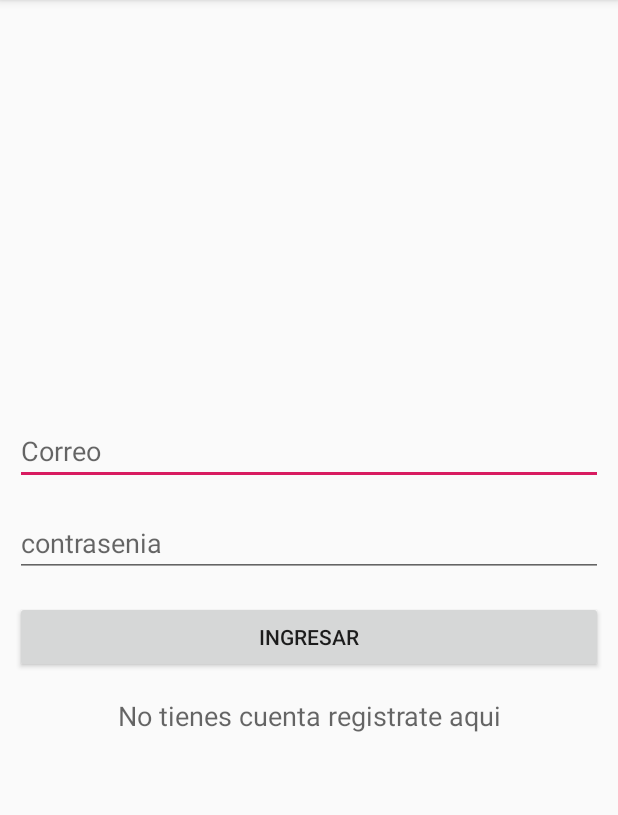
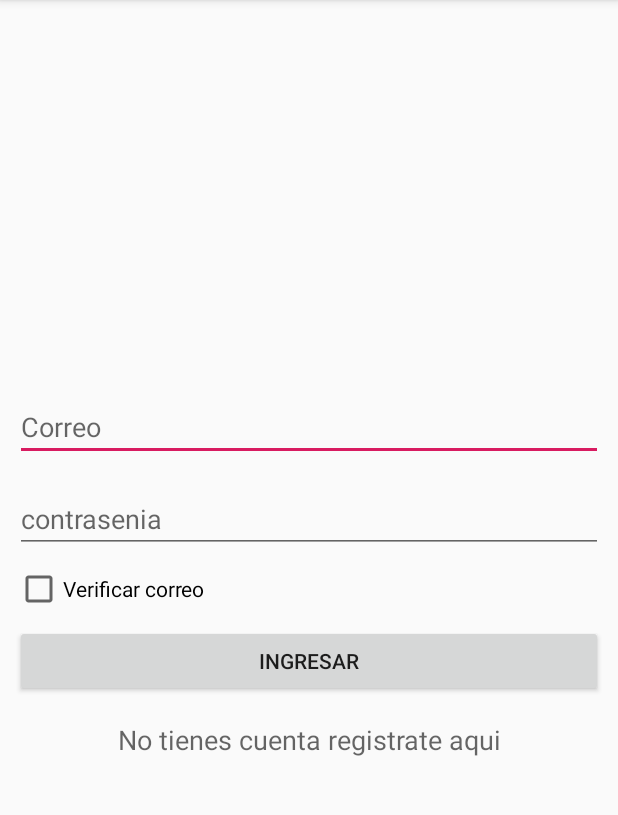
Before and after one commit to Solutione/Rancho, an Android app: the screen it shows after launch (LoginActivity), after a tap on "ACCEDER", on a phone screen of 412 x 824 dp, the part 84-899 px from its top. Run offline under Robolectric (Android 15) with nearby library versions, the phone set to English and light mode, and no system bars; our stand-ins replace Firebase (no records; nobody signed in at launch, a user with empty details on screens opened directly).

Commit message:
Login and save user

```diff
--- a/app/build.gradle
+++ b/app/build.gradle
@@ -30,10 +30,10 @@ dependencies {
     testImplementation 'junit:junit:4.12'
     androidTestImplementation 'androidx.test:runner:1.2.0'
     androidTestImplementation 'androidx.test.espresso:espresso-core:3.2.0'
-    implementation  'com.android.volley:volley:1.1.0'
     implementation 'com.android.support.constraint:constraint-layout:1.0.2'
     testImplementation  'junit:junit:4.12'
     implementation 'com.google.android.material:material:1.0.0'
+    implementation 'com.google.android.gms:play-services-ads:19.0.0'
 
     implementation 'com.google.firebase:firebase-analytics:17.2.2'
     implementation 'com.google.firebase:firebase-auth:19.1.0'
--- a/app/src/main/AndroidManifest.xml
+++ b/app/src/main/AndroidManifest.xml
@@ -13,6 +13,9 @@
         android:usesCleartextTraffic="true"
 
         android:theme="@style/AppTheme">
+        <meta-data
+            android:name="com.google.android.gms.ads.APPLICATION_ID"
+            android:value="ca-app-pub-9987707406222525~4396126883"/>
         <uses-library
             android:name="org.apache.http.legacy"
             android:required="false" />
--- a/app/src/main/java/org/solutione/rancho/InitActivity.java
+++ b/app/src/main/java/org/solutione/rancho/InitActivity.java
@@ -1,22 +1,31 @@
 package org.solutione.rancho;
 
+import android.app.ProgressDialog;
 import android.content.Intent;
 import android.os.Bundle;
 import android.view.View;
 import android.widget.TextView;
+import android.widget.Toast;
 
 import androidx.appcompat.app.AppCompatActivity;
 
 
+import com.google.firebase.auth.FirebaseAuth;
+import com.google.firebase.auth.FirebaseUser;
+
 import java.util.Objects;
 
 public class InitActivity extends AppCompatActivity {
-
+    private FirebaseAuth mAuth;
+    private ProgressDialog pDialog;
     @Override
     protected void onCreate(Bundle savedInstanceState) {
         super.onCreate(savedInstanceState);
         setContentView(R.layout.activity_init);
         Objects.requireNonNull(getSupportActionBar()).hide();
+        pDialog = new ProgressDialog(this);
+        pDialog.setMessage("loading..");
+        mAuth = FirebaseAuth.getInstance();
 
         TextView txtAcceder = (TextView) findViewById(R.id.txtAcceder);
         txtAcceder.setOnClickListener(new View.OnClickListener() {
@@ -24,10 +33,22 @@ public class InitActivity extends AppCompatActivity {
             public void onClick(View view) {
                 Intent intent = new Intent (getApplicationContext(), LoginActivity.class);
                 startActivity(intent);
+
             }
         });
 
+
     }
 
-
+    public void onStart() {
+        super.onStart();
+        // Check if user is signed in (non-null) and update UI accordingly.
+        FirebaseUser currentUser = mAuth.getCurrentUser();
+        if (currentUser != null){
+            Toast.makeText(InitActivity.this, "Conectando al servidor",
+                    Toast.LENGTH_SHORT).show();
+            Intent intent = new Intent (getApplicationContext(), MainActivity.class);
+            startActivity(intent);
+        }
+    }
 }
--- a/app/src/main/res/layout/activity_login.xml
+++ b/app/src/main/res/layout/activity_login.xml
@@ -30,6 +30,13 @@
             android:fontFamily="sans-serif"
             android:hint="contrasenia"
             android:inputType="textPassword" />
+        <CheckBox
+            android:id="@+id/verifyEmailButton"
+            android:layout_width="wrap_content"
+            android:layout_height="wrap_content"
+            android:layout_centerHorizontal="true"
+            android:layout_centerVertical="true"
+            android:text="Verificar correo" />
 
         <Button
             android:id="@+id/buttonLogin"
```
Also changed, not shown: app/src/main/java/org/solutione/rancho/LoginActivity.java (+43 -10 lines), app/src/main/java/org/solutione/rancho/MainActivity.java (+24 -0 lines).
